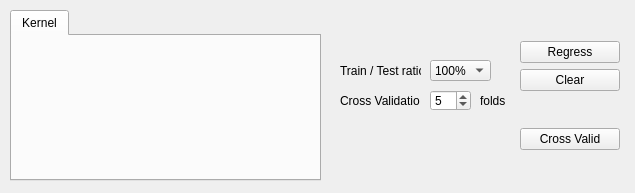
Qt form MLDemos/optsRegress.ui (b4silio/MLDemos) before a commit.
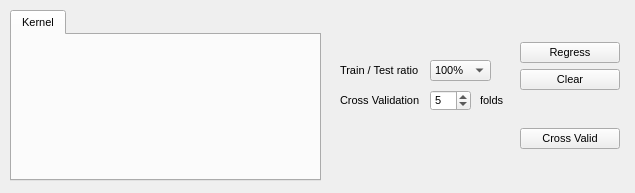
The same form after that commit.

```diff
--- a/MLDemos/optsRegress.ui
+++ b/MLDemos/optsRegress.ui
@@ -33,7 +33,7 @@
    </property>
    <property name="font">
     <font>
-     <pointsize>9</pointsize>
+     <pointsize>8</pointsize>
     </font>
    </property>
    <property name="currentIndex">
@@ -70,7 +70,7 @@
     </property>
     <property name="font">
      <font>
-      <pointsize>9</pointsize>
+      <pointsize>8</pointsize>
      </font>
     </property>
     <property name="text">
@@ -91,7 +91,7 @@
     </property>
     <property name="font">
      <font>
-      <pointsize>9</pointsize>
+      <pointsize>8</pointsize>
      </font>
     </property>
     <property name="toolTip">
@@ -157,7 +157,7 @@
     </property>
     <property name="font">
      <font>
-      <pointsize>9</pointsize>
+      <pointsize>8</pointsize>
      </font>
     </property>
     <property name="text">
@@ -178,7 +178,7 @@
     </property>
     <property name="font">
      <font>
-      <pointsize>9</pointsize>
+      <pointsize>8</pointsize>
      </font>
     </property>
     <property name="toolTip">
@@ -198,28 +198,28 @@
      <number>5</number>
     </property>
    </widget>
-  </widget>
   <widget class="QLabel" name="label_13">
    <property name="enabled">
     <bool>true</bool>
    </property>
    <property name="geometry">
     <rect>
-     <x>340</x>
-     <y>90</y>
+      <x>10</x>
+      <y>80</y>
      <width>80</width>
      <height>21</height>
     </rect>
    </property>
    <property name="font">
     <font>
-     <pointsize>9</pointsize>
+      <pointsize>8</pointsize>
     </font>
    </property>
    <property name="text">
     <string>Cross Validation</string>
    </property>
   </widget>
+  </widget>
   <widget class="QWidget" name="layoutWidget">
    <property name="geometry">
     <rect>
@@ -257,7 +257,7 @@
      <widget class="QPushButton" name="regressionButton">
       <property name="font">
        <font>
-        <pointsize>9</pointsize>
+        <pointsize>8</pointsize>
        </font>
       </property>
       <property name="toolTip">
@@ -272,7 +272,7 @@
      <widget class="QPushButton" name="clearButton">
       <property name="font">
        <font>
-        <pointsize>9</pointsize>
+        <pointsize>8</pointsize>
        </font>
       </property>
       <property name="toolTip">
@@ -313,7 +313,7 @@
       </property>
       <property name="font">
        <font>
-        <pointsize>9</pointsize>
+        <pointsize>8</pointsize>
        </font>
       </property>
       <property name="toolTip">
```
Lines whose indentation alone changed are shown as unchanged.
